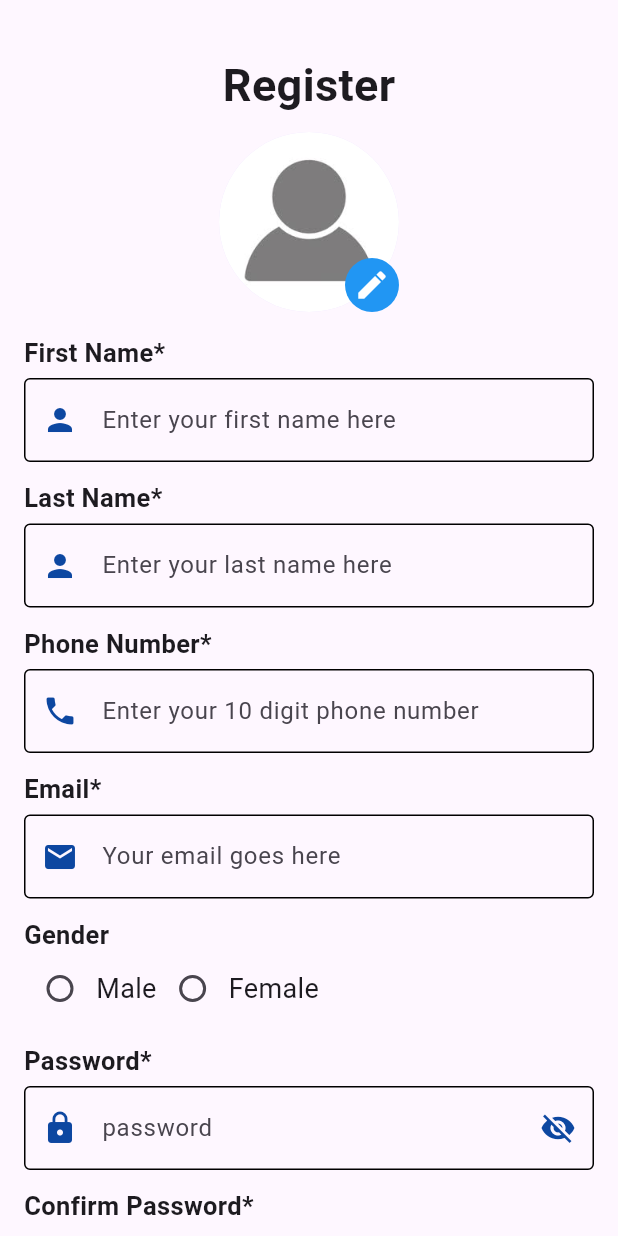
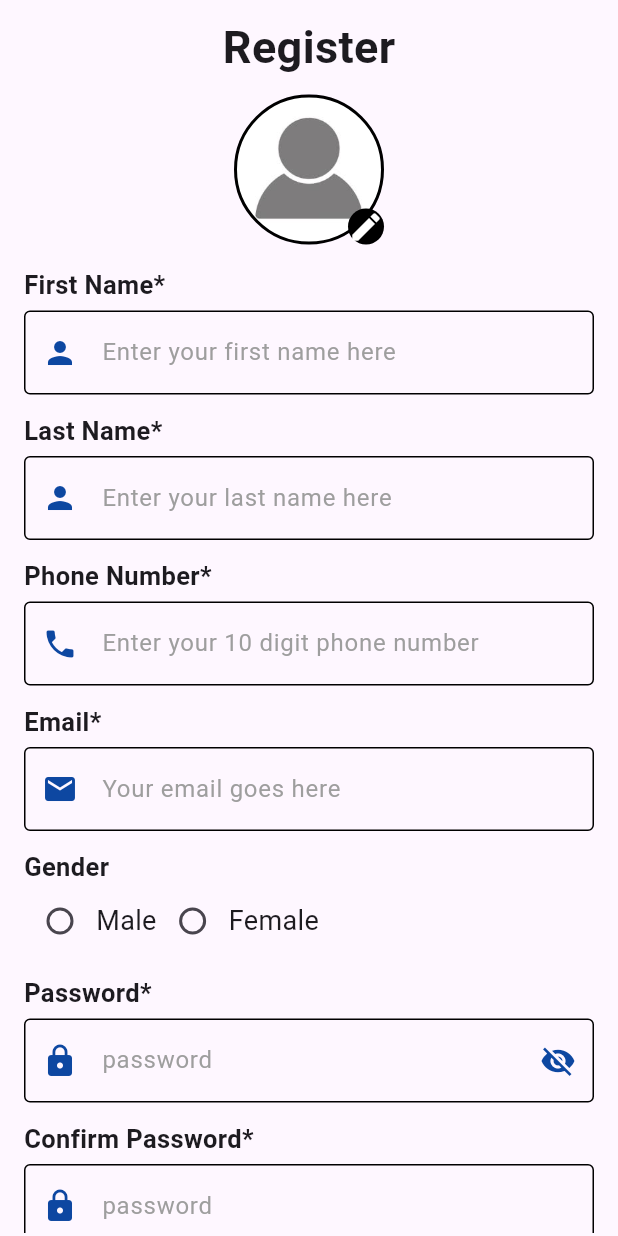
Before and after one commit to yash3199/neosoft_task, a Flutter app: the screen it shows after launch, on a phone screen of 412 x 824 dp. Run offline on Flutter 3.47's test engine with Material 3 defaults, Android fonts, the light colour scheme and no system bars; our stand-ins replace get, image_picker, sqflite; accounts and stored records are empty.

Commit message:
done till 14jan 6:41pm

```diff
--- a/lib/presentation/view/adddressInfo/address_info.dart
+++ b/lib/presentation/view/adddressInfo/address_info.dart
@@ -11,12 +11,12 @@ class AddressInfo extends GetView<AddressController> {
   @override
   Widget build(BuildContext context) {
     return Scaffold(
-      body:  Padding(
+      body:  SafeArea(
+        child: Padding(
           padding: const EdgeInsets.all(16.0),
           child: Column(
             crossAxisAlignment: CrossAxisAlignment.start,
             children: [
-            SizedBox(height: 25.0,),
               Row(
                 children: [
                   GestureDetector(
@@ -136,6 +136,7 @@ class AddressInfo extends GetView<AddressController> {
             ],
           ),
         ),
+      ),
     );;
   }
 }
--- a/lib/presentation/view/basicInfo/basic_info_view.dart
+++ b/lib/presentation/view/basicInfo/basic_info_view.dart
@@ -12,12 +12,12 @@ class BasicInfoPage extends GetView<RegistrationController> {
   @override
   Widget build(BuildContext context) {
     return Scaffold(
-      body: Padding(
-        padding: const EdgeInsets.only(right: 16.0,left: 16.0,top: 10.0,bottom: 5.0),
+      body: SafeArea(
+        child: Padding(
+          padding: const EdgeInsets.only(right: 16.0,left: 16.0,top: 10.0,bottom: 2.0),
           child: SingleChildScrollView(
             child: Column(
               children: [
-              SizedBox(height: 25.0,),
                 Text("Register",style: TextStyle(fontSize: 30,fontWeight: FontWeight.bold),),
                 SizedBox(height: 10.0,),
                 Form(
@@ -27,22 +27,31 @@ class BasicInfoPage extends GetView<RegistrationController> {
                       Obx(() {
                         return Stack(
                           children: [
-                          // Circle Avatar for displaying the selected image
                             CircleAvatar(
-                            radius: 60,
+                              radius: 50,
                               backgroundImage: controller.selectedImagePath.value.isNotEmpty
                                   ? FileImage(File(controller.selectedImagePath.value))
                                   : AssetImage('assets/images/profile.jpeg') as ImageProvider,
+                              child: Container(
+                                height: 100,
+                                width: 100,
+                                decoration: BoxDecoration(
+                                  shape: BoxShape.circle,
+                                  border: Border.all(
+                                    color: Colors.black, // Border color
+                                    width: 2.0,         // Border width
                                   ),
-                          // Pencil button for picking an image
+                                ),
+                              ),
+                            ),
                             Positioned(
                               bottom: 0,
                               right: 0,
                               child: GestureDetector(
                                 onTap: () => controller.showImagePickerOptions(),
                                 child: CircleAvatar(
-                                radius: 18,
-                                backgroundColor: Colors.blue,
+                                  radius: 12,
+                                  backgroundColor: Colors.black,
                                   child: Icon(Icons.edit, color: Colors.white),
                                 ),
                               ),
@@ -153,7 +162,7 @@ class BasicInfoPage extends GetView<RegistrationController> {
                             controller: controller.passwordController.value,
                             labelText: 'password',
                             validator:(value) {
-                            if (value == null || !RegExp(r'^(?=.*[a-z])(?=.*[A-Z])(?=.*[@$!%*?&])[A-Za-z\d@$!%*?&]{8,}$').hasMatch(value)) {
+                              if (value == null || !RegExp(r'^(?=.*[a-z])(?=.*[A-Z])(?=.*[@$!%*?&])[A-Za-z\d@$!%*?&]{8,}$').hasMatch(value.trim())) {
                                 return 'Enter a valid password';
                               }
                               return null;
@@ -199,6 +208,7 @@ class BasicInfoPage extends GetView<RegistrationController> {
             ),
           ),
         ),
+      ),
     );
   }
 }
--- a/lib/presentation/view/completeInfo/complete_info.dart
+++ b/lib/presentation/view/completeInfo/complete_info.dart
@@ -14,12 +14,12 @@ class ProfessionalInfoPage extends GetView<EducationController> {
   Widget build(BuildContext context) {
     return Scaffold(
       body:  SingleChildScrollView(
+        child: SafeArea(
           child: Padding(
             padding: const EdgeInsets.all(16.0),
             child: Column(
               crossAxisAlignment: CrossAxisAlignment.start,
               children: [
-              SizedBox(height: 25.0,),
                 Row(
                   children: [
                     GestureDetector(
@@ -173,6 +173,7 @@ class ProfessionalInfoPage extends GetView<EducationController> {
             ),
           ),
         ),
+      ),
     );
   }
 }
--- a/lib/presentation/widgets/common_textfield.dart
+++ b/lib/presentation/widgets/common_textfield.dart
@@ -33,7 +33,8 @@ class _TextFormFieldCommonState extends State<TextFormFieldCommon> {
           controller: widget.controller,
           obscureText: widget.obscureText ?? false,
           decoration: InputDecoration(
-            labelText: widget.labelText,
+            hintText: widget.labelText,
+            hintStyle: TextStyle(color: Colors.grey),
             prefixIcon: widget.prefixIcon != null ? Icon(widget.prefixIcon,color: Colors.blue[900],) : null,
             suffixIcon: widget.suffixIcon !=null? GestureDetector(
                 onTap: widget.onTap ?? (){},
```
Also changed, not shown: 2 other files. Lines whose indentation alone changed are shown as unchanged.
